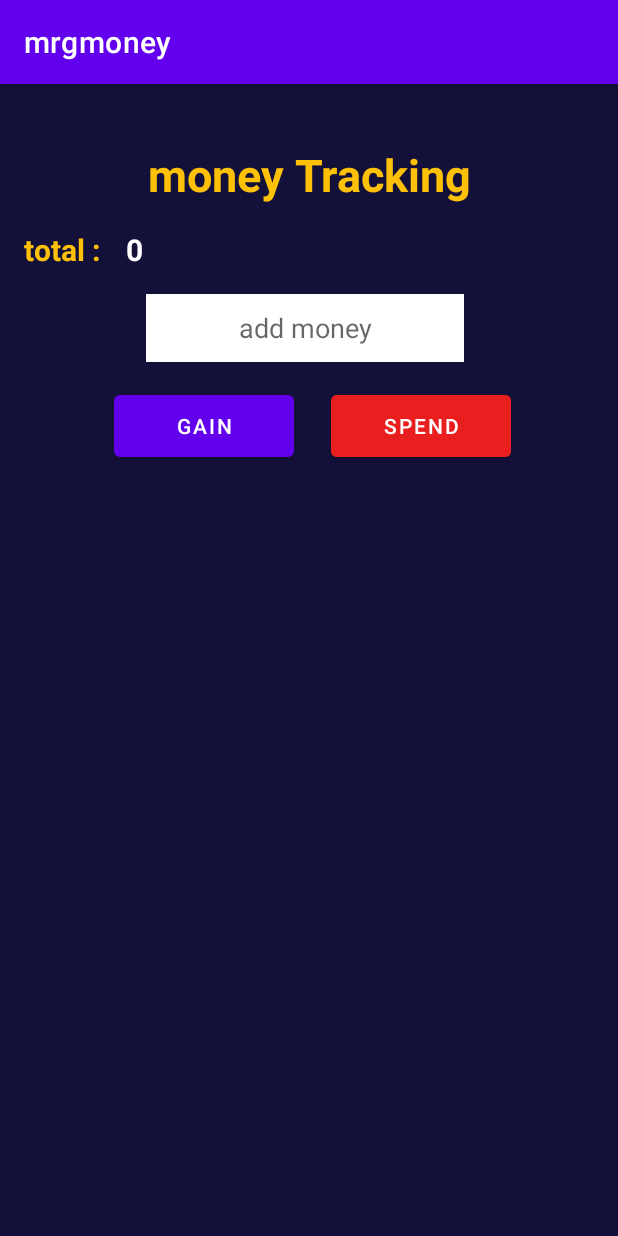
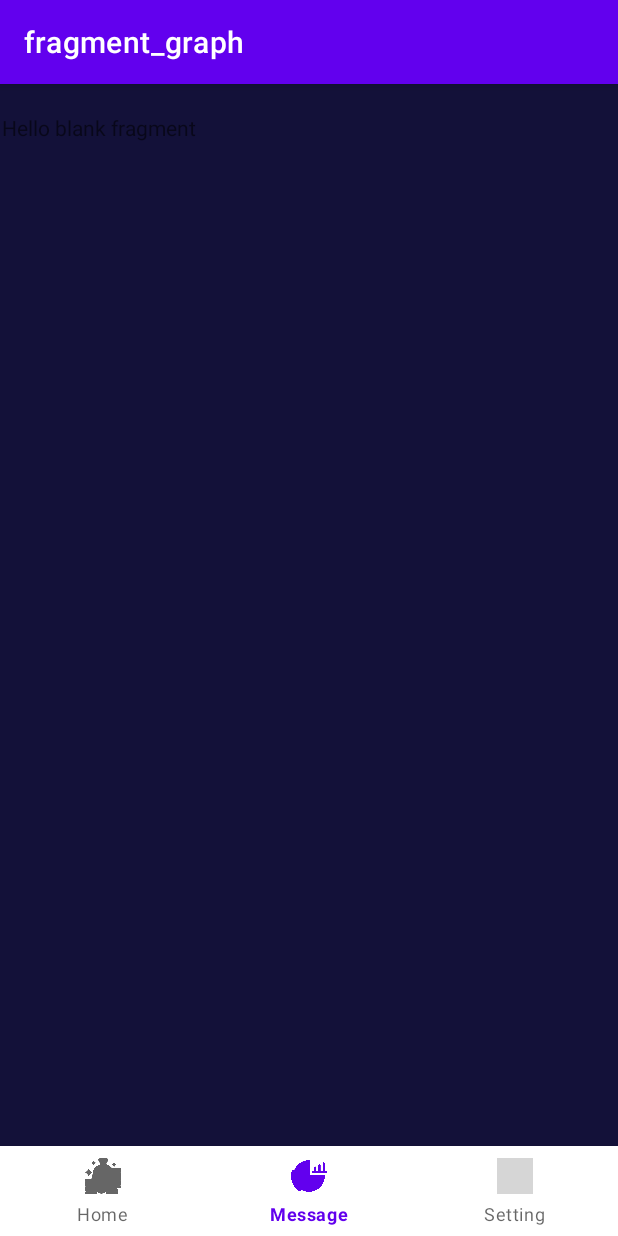
Before and after one commit to nourelmergawy/mrgMoney, an Android app: the screen it shows after launch (MainActivity), on a phone screen of 412 x 824 dp. Run offline under Robolectric (Android 15) with nearby library versions, the light colour scheme and no system bars; our stand-ins replace Room's generated code, navigation-ui; grey boxes are pictures that could not be loaded.

Commit message:
add fun impl nav_graph bottomNavigation

```diff
--- /dev/null
+++ b/app/src/main/java/com/mrg/mrgmoney/GraphFragment.kt
@@ -0,0 +1,59 @@
+package com.mrg.mrgmoney
+
+import android.os.Bundle
+import androidx.fragment.app.Fragment
+import android.view.LayoutInflater
+import android.view.View
+import android.view.ViewGroup
+
+// TODO: Rename parameter arguments, choose names that match
+// the fragment initialization parameters, e.g. ARG_ITEM_NUMBER
+private const val ARG_PARAM1 = "param1"
+private const val ARG_PARAM2 = "param2"
+
+/**
+ * A simple [Fragment] subclass.
+ * Use the [GraphFragment.newInstance] factory method to
+ * create an instance of this fragment.
+ */
+class GraphFragment : Fragment() {
+    // TODO: Rename and change types of parameters
+    private var param1: String? = null
+    private var param2: String? = null
+
+    override fun onCreate(savedInstanceState: Bundle?) {
+        super.onCreate(savedInstanceState)
+        arguments?.let {
+            param1 = it.getString(ARG_PARAM1)
+            param2 = it.getString(ARG_PARAM2)
+        }
+    }
+
+    override fun onCreateView(
+        inflater: LayoutInflater, container: ViewGroup?,
+        savedInstanceState: Bundle?
+    ): View? {
+        // Inflate the layout for this fragment
+        return inflater.inflate(R.layout.fragment_graph, container, false)
+    }
+
+    companion object {
+        /**
+         * Use this factory method to create a new instance of
+         * this fragment using the provided parameters.
+         *
+         * @param param1 Parameter 1.
+         * @param param2 Parameter 2.
+         * @return A new instance of fragment GraphFragment.
+         */
+        // TODO: Rename and change types and number of parameters
+        @JvmStatic
+        fun newInstance(param1: String, param2: String) =
+            GraphFragment().apply {
+                arguments = Bundle().apply {
+                    putString(ARG_PARAM1, param1)
+                    putString(ARG_PARAM2, param2)
+                }
+            }
+    }
+}
--- a/app/src/main/java/com/mrg/mrgmoney/MainActivity.kt
+++ b/app/src/main/java/com/mrg/mrgmoney/MainActivity.kt
@@ -1,144 +1,60 @@
 package com.mrg.mrgmoney
 
-import CoinListAdapter
-import android.content.ContentValues.TAG
-import android.icu.text.SimpleDateFormat
 import android.os.Build
 import android.os.Bundle
-import android.text.TextUtils
-import android.util.Log
 import android.view.View
-import android.widget.Button
-import android.widget.EditText
-import android.widget.TextView
-import android.widget.Toast
 import androidx.annotation.RequiresApi
 import androidx.appcompat.app.AppCompatActivity
-import androidx.lifecycle.Observer
 import androidx.lifecycle.ViewModelProvider
-import androidx.recyclerview.widget.LinearLayoutManager
-import androidx.recyclerview.widget.RecyclerView
-import com.mrg.mrgmoney.DataBase.Coin
+import androidx.navigation.NavController
+import androidx.navigation.Navigation
+import androidx.navigation.fragment.NavHostFragment
+import androidx.navigation.ui.AppBarConfiguration
+import androidx.navigation.ui.NavigationUI
+import androidx.navigation.ui.NavigationUI.setupActionBarWithNavController
+import androidx.navigation.ui.NavigationUI.setupWithNavController
+import com.google.android.material.bottomnavigation.BottomNavigationView
 import com.mrg.mrgmoney.ViewModel.CoinViewModel
-import java.time.LocalDateTime
-import java.util.*
-import kotlin.collections.ArrayList
+import com.mrg.mrgmoney.databinding.ActivityMainBinding
 
-class MainActivity : AppCompatActivity() , CoinListAdapter.DeleteInterface {
-    lateinit var gainBtn : Button
-    lateinit var spendBtn : Button
-    lateinit var addMoney : EditText
-    lateinit var tvTotal : TextView
+
+class MainActivity : AppCompatActivity()  {
+    private lateinit var binding: ActivityMainBinding
     private lateinit var coinViewModel: CoinViewModel
-    private lateinit var coinListAdapter: CoinListAdapter
-
+    lateinit var bottomNavigationView : BottomNavigationView
+    var navController: NavController? = null
+    var appBarConfiguration: AppBarConfiguration? = null
     @RequiresApi(Build.VERSION_CODES.O)
     override fun onCreate(savedInstanceState: Bundle?) {
         super.onCreate(savedInstanceState)
-        setContentView(R.layout.activity_main)
+        binding = ActivityMainBinding.inflate(layoutInflater)
+        setContentView(binding.root)
 
-        gainBtn = findViewById(R.id.gain_btn)
-        spendBtn = findViewById(R.id.spend_btn)
-        addMoney = findViewById(R.id.add_money)
-        tvTotal = findViewById(R.id.total_money)
-
-        // getting the recyclerview by its id
-        val recyclerview = findViewById<RecyclerView>(R.id.recyclerview)
-
-        // this creates a vertical layout Manager
-        recyclerview.layoutManager = LinearLayoutManager(this)
-
-        // ArrayList of class ItemsViewModel
-        val data = ArrayList<Coin>()
-        //data.addAll(viewModal.allNotes)
-
-        // This will pass the ArrayList to our Adapter
-        val adapter = CoinListAdapter(data,this)
-
-        // Setting the Adapter with the recyclerview
-        recyclerview.adapter = adapter
-
-        // on below line we are
         // initializing our view modal.
         coinViewModel = ViewModelProvider(this, ViewModelProvider.AndroidViewModelFactory.getInstance(application)).get(CoinViewModel::class.java)
-        coinViewModel.allCoins.observe(this, Observer { list ->
-            list?.let {
-                Log.d(TAG, "getTotal: ${coinViewModel.allCoins.value?.lastIndex}")
-                if(getTotal("gain",0) == -1){
-                    tvTotal.setText("0")
+        setupButtomBar()
+//
+//        bottomNavigationView = binding.bottomNavigationView
+//        val navController: NavController =  Navigation.findNavController(this, R.id.fragmentContainerView);
+//        NavigationUI.setupWithNavController(bottomNavigationView, navController);
 
-                }else{
-                    tvTotal.setText(getTotal("gain",0).toString())
+    }
+    fun setupButtomBar() {
+        val navView = findViewById<View>(R.id.bottomNavigationView) as BottomNavigationView
+        appBarConfiguration = AppBarConfiguration.Builder(
+            R.id.coinFragment, R.id.graphFragment, R.id.graphFragment
+        )
+            .build()
+//        navView.selectedItemId = R.id.
+        val navHostFragment =
+            supportFragmentManager.findFragmentById(R.id.fragmentContainerView2) as NavHostFragment?
+        navController = navHostFragment!!.navController
+        setupWithNavController(navView, navController!!)
+        setupActionBarWithNavController(this, navController!!, appBarConfiguration!!)
+//        val user: User = DashBoardFragmentArgs.fromBundle(intent.extras).getGetUserData()
+//        navController.navigate(
+//            SignInFragmentDirections.actionGlobalDashBoardFragment(user)
+//        )
+    }
 
-                }
-                gainBtn.setOnClickListener(View.OnClickListener {
-                    var amount = addMoney.text.toString().toInt()
-                        insertDataToDataBase(amount,"gain")
-                })
-                spendBtn.setOnClickListener(View.OnClickListener {
-                    var amount = addMoney.text.toString().toInt()
-                    insertDataToDataBase(amount,"spend")
-                })
-                adapter.updateList(it)
-            }
-        })
-    }
-    @RequiresApi(Build.VERSION_CODES.O)
-    private fun insertDataToDataBase(amount: Int, type: String) {
-
-        Log.d(TAG, "insertDataToDataBase: ${amount} - ${type} - ${getTotal(type,amount)}")
-        if(inputCheck(amount.toString())){
-            if(getTotal(type,amount) == -1 ){
-                if (type == "spend"){
-                    coinViewModel.addCoin(Coin(0, getDate(),type,amount,-amount))
-
-                }else{
-                    coinViewModel.addCoin(Coin(0, getDate(),type,amount,amount))
-
-                }
-                Log.d(TAG, "insertDataToDataBase: date = ${ LocalDateTime.now()}")
-
-            }else{
-                coinViewModel.addCoin(Coin(0, getDate(),type,amount,getTotal(type,amount)))
-            }
-            Toast.makeText(this,"successfully",Toast.LENGTH_SHORT)
-        }else{
-            Toast.makeText(this,"faild",Toast.LENGTH_SHORT)
-
-        }
-    }
-    @RequiresApi(Build.VERSION_CODES.O)
-    private fun getTotal(type: String, amount: Int): Int? {
-
-        Log.d(TAG, "getTotal: ${coinViewModel.allCoins.value?.lastIndex}")
-        if (coinViewModel.allCoins.value?.lastIndex == -1 ){
-            return -1
-        }else{
-            var index = coinViewModel.allCoins.value?.lastIndex
-            var total : Int? = coinViewModel.allCoins.value?.get(index!!)?.total
-            if (total != null) {
-                if (type == "gain"){
-                    total += amount
-                    return total
-                }else if (type == "spend"){
-                    total -= amount
-                    return total
-                }
-            }
-        }
-        return 0
-    }
-    private fun inputCheck( money : String): Boolean {
-        return !(TextUtils.isEmpty(money))
-    }
-    override fun onDelete(coin: Coin) {
-        coinViewModel.deleteCoin(coin)
-        Toast.makeText(this,"Coin deleted successfully", Toast.LENGTH_LONG).show()
-    }
-    @RequiresApi(Build.VERSION_CODES.N)
-    fun getDate():String{
-        val simpleDate = SimpleDateFormat("dd/M/ hh:mm a")
-        val currentDate = simpleDate.format(Date())
-        return currentDate
-    }
 }
--- a/app/src/main/java/com/mrg/mrgmoney/ViewModel/CoinRepository.kt
+++ b/app/src/main/java/com/mrg/mrgmoney/ViewModel/CoinRepository.kt
@@ -19,9 +19,5 @@ class CoinRepository(private val coinDao: CoinDao) {
         coinDao?.delete(coin)
     }
 
-//    suspend fun getTotal(){
-//    coinDao?.getTotal()
-//    }
-
 
 }
--- a/app/src/main/res/layout/activity_main.xml
+++ b/app/src/main/res/layout/activity_main.xml
@@ -7,99 +7,27 @@
     tools:context=".MainActivity"
     android:background="#131139">
 
-    <TextView
-        android:id="@+id/textView"
-        android:layout_width="wrap_content"
-        android:layout_height="wrap_content"
-        android:layout_marginTop="40dp"
-        android:text="money Tracking"
-        android:textColor="#FFC107"
-        android:textSize="30sp"
-        android:textStyle="bold"
+    <com.google.android.material.bottomnavigation.BottomNavigationView
+        android:id="@+id/bottomNavigationView"
+        android:layout_width="match_parent"
+        android:layout_height="60dp"
+        app:layout_constraintBottom_toBottomOf="parent"
+        app:layout_constraintStart_toStartOf="parent"
+        app:menu="@menu/bottom_menu"
+
+        />
+
+    <androidx.fragment.app.FragmentContainerView
+        android:id="@+id/fragmentContainerView2"
+        android:name="androidx.navigation.fragment.NavHostFragment"
+        android:layout_width="409dp"
+        android:layout_height="669dp"
+        app:defaultNavHost="true"
+        app:layout_constraintBottom_toTopOf="@+id/bottomNavigationView"
         app:layout_constraintEnd_toEndOf="parent"
         app:layout_constraintStart_toStartOf="parent"
         app:layout_constraintTop_toTopOf="parent"
-        />
+        app:navGraph="@navigation/nav_graph" />
 
-    <TextView
-        android:id="@+id/textView2"
-        android:layout_width="wrap_content"
-        android:layout_height="wrap_content"
-        android:layout_marginTop="16dp"
-        android:text="total : "
-        android:textColor="#FFC107"
-        android:textSize="20sp"
-        android:textStyle="bold"
-        app:layout_constraintEnd_toEndOf="parent"
-        app:layout_constraintHorizontal_bias="0.045"
-        app:layout_constraintStart_toStartOf="parent"
-        app:layout_constraintTop_toBottomOf="@+id/textView" />
-
-    <TextView
-        android:id="@+id/total_money"
-        android:layout_width="wrap_content"
-        android:layout_height="wrap_content"
-        android:layout_marginTop="16dp"
-        android:text="000"
-        android:textColor="@color/white"
-        android:textSize="20sp"
-        android:textStyle="bold"
-        app:layout_constraintEnd_toEndOf="parent"
-        app:layout_constraintHorizontal_bias="0.209"
-        app:layout_constraintStart_toStartOf="parent"
-        app:layout_constraintTop_toBottomOf="@+id/textView" />
-
-    <EditText
-        android:id="@+id/add_money"
-        android:layout_width="212dp"
-        android:layout_height="45dp"
-        android:layout_marginTop="16dp"
-        android:background="@color/white"
-        android:ems="10"
-        android:hint="add money"
-        android:inputType="number"
-        android:textAlignment="center"
-        android:textColor="@color/black"
-        app:layout_constraintEnd_toEndOf="parent"
-        app:layout_constraintHorizontal_bias="0.487"
-        app:layout_constraintStart_toStartOf="parent"
-        app:layout_constraintTop_toBottomOf="@+id/total_money" />
-
-    <Button
-        android:id="@+id/gain_btn"
-        android:layout_width="120dp"
-        android:layout_height="53dp"
-        android:layout_marginStart="72dp"
-        android:layout_marginTop="16dp"
-        android:layout_marginEnd="10dp"
-        android:text="gain"
-        app:layout_constraintEnd_toStartOf="@+id/spend_btn"
-        app:layout_constraintStart_toStartOf="parent"
-        app:layout_constraintTop_toBottomOf="@+id/add_money" />
-
-    <Button
-        android:id="@+id/spend_btn"
-        android:layout_width="120dp"
-        android:layout_height="53dp"
-        android:layout_marginStart="10dp"
-        android:layout_marginTop="16dp"
-        android:layout_marginEnd="67dp"
-        android:backgroundTint="#E91E1E"
-        android:text="spend"
-        app:layout_constraintEnd_toEndOf="parent"
-        app:layout_constraintStart_toEndOf="@+id/gain_btn"
-        app:layout_constraintTop_toBottomOf="@+id/add_money" />
-
-    <androidx.recyclerview.widget.RecyclerView
-        android:id="@+id/recyclerview"
-        android:layout_width="match_parent"
-        android:layout_height="wrap_content"
-        android:layout_marginTop="16dp"
-        app:layout_constraintBottom_toBottomOf="parent"
-        app:layout_constraintEnd_toEndOf="parent"
-        app:layout_constraintStart_toStartOf="parent"
-        app:layout_constraintTop_toBottomOf="@+id/gain_btn"
-        app:layout_constraintVertical_bias="0.0"
-        tools:listitem="@layout/recyclerview_item" />
 
 </androidx.constraintlayout.widget.ConstraintLayout>
--- /dev/null
+++ b/app/src/main/res/layout/fragment_graph.xml
@@ -0,0 +1,14 @@
+<?xml version="1.0" encoding="utf-8"?>
+<FrameLayout xmlns:android="http://schemas.android.com/apk/res/android"
+    xmlns:tools="http://schemas.android.com/tools"
+    android:layout_width="match_parent"
+    android:layout_height="match_parent"
+    tools:context=".GraphFragment">
+
+    <!-- TODO: Update blank fragment layout -->
+    <TextView
+        android:layout_width="match_parent"
+        android:layout_height="match_parent"
+        android:text="@string/hello_blank_fragment" />
+
+</FrameLayout>
--- /dev/null
+++ b/app/src/main/res/menu/bottom_menu.xml
@@ -0,0 +1,15 @@
+<?xml version="1.0" encoding="utf-8"?>
+<menu xmlns:android="http://schemas.android.com/apk/res/android">
+    <item
+        android:id="@+id/coinFragment"
+        android:icon="@drawable/money_bag"
+        android:title="Home"  />
+    <item
+        android:id="@+id/graphFragment"
+        android:icon="@drawable/graph"
+        android:title="Message" />
+    <item
+        android:id="@+id/coinFragment"
+        android:icon="@drawable/remove_from_cart"
+        android:title="Setting" />
+</menu>
--- /dev/null
+++ b/app/src/main/res/navigation/nav_graph.xml
@@ -0,0 +1,22 @@
+<?xml version="1.0" encoding="utf-8"?>
+<navigation xmlns:android="http://schemas.android.com/apk/res/android"
+    xmlns:app="http://schemas.android.com/apk/res-auto"
+    xmlns:tools="http://schemas.android.com/tools"
+    android:id="@+id/nav_graph"
+    app:startDestination="@id/graphFragment">
+
+    <fragment
+        android:id="@+id/coinFragment"
+        android:name="com.mrg.mrgmoney.CoinFragment"
+        android:label="fragment_coin"
+        tools:layout="@layout/fragment_coin" >
+        <action
+            android:id="@+id/action_coinFragment_to_graphFragment"
+            app:destination="@id/graphFragment" />
+    </fragment>
+    <fragment
+        android:id="@+id/graphFragment"
+        android:name="com.mrg.mrgmoney.GraphFragment"
+        android:label="fragment_graph"
+        tools:layout="@layout/fragment_graph" />
+</navigation>
--- a/app/src/main/res/values/strings.xml
+++ b/app/src/main/res/values/strings.xml
@@ -1,3 +1,5 @@
 <resources>
     <string name="app_name">mrgmoney</string>
+    <!-- TODO: Remove or change this placeholder text -->
+    <string name="hello_blank_fragment">Hello blank fragment</string>
 </resources>
--- a/settings.gradle
+++ b/settings.gradle
@@ -3,6 +3,9 @@ pluginManagement {
         gradlePluginPortal()
         google()
         mavenCentral()
+        maven {
+            url "https://maven.google.com"
+        }
     }
 }
 dependencyResolutionManagement {
@@ -10,6 +13,9 @@ dependencyResolutionManagement {
     repositories {
         google()
         mavenCentral()
+        maven {
+            url "https://maven.google.com"
+        }
     }
 }
 rootProject.name = "mrgmoney"
```
Also changed, not shown: app/build.gradle (+19 -3 lines), app/src/main/java/com/mrg/mrgmoney/CoinFragment.kt (added, +114 -0 lines), app/src/main/java/com/mrg/mrgmoney/DataBase/CoinDao.kt (+4 -6 lines), app/src/main/java/com/mrg/mrgmoney/ViewModel/CoinViewModel.kt (+61 -13 lines), app/src/main/res/layout/fragment_coin.xml (added, +105 -0 lines), build.gradle (+12 -0 lines), app/src/main/res/drawable/graph.png (added).
